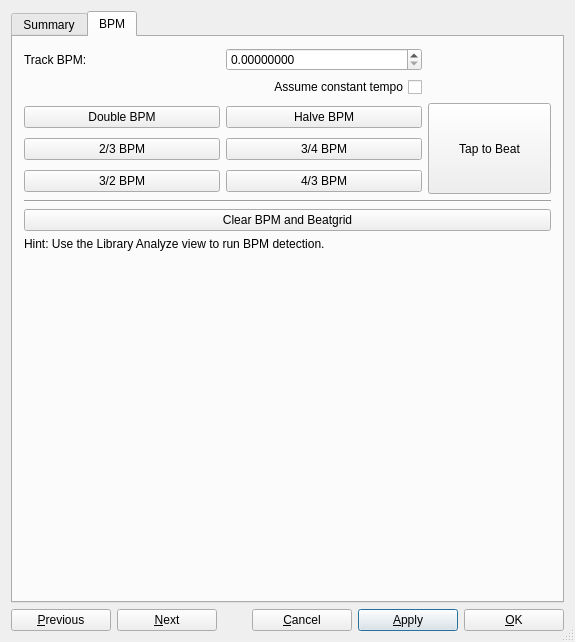
mixxxdj/mixxx, file src/library/dlgtrackinfo.ui: the form before one commit.
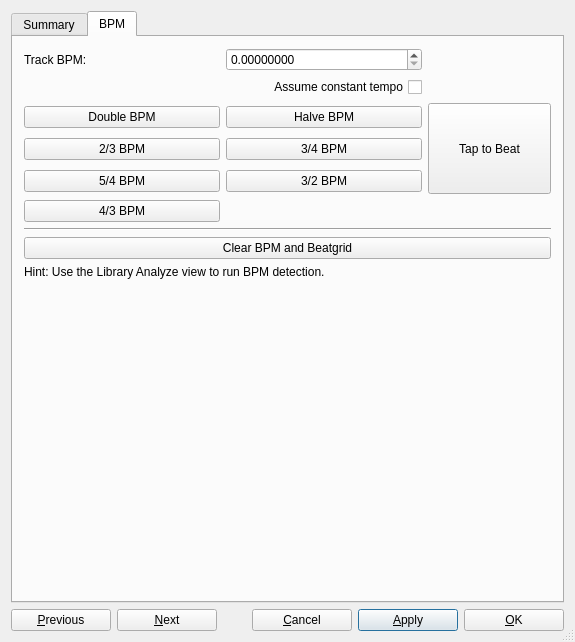
The form after the commit. The open tabs and pages were chosen to show the change.

What changed in the file:
```diff
--- a/src/library/dlgtrackinfo.ui
+++ b/src/library/dlgtrackinfo.ui
@@ -815,6 +815,22 @@
             </widget>
            </item>
            <item row="4" column="0">
+            <widget class="QPushButton" name="bpmFiveFourths">
+             <property name="minimumSize">
+              <size>
+               <width>125</width>
+               <height>0</height>
+              </size>
+             </property>
+             <property name="toolTip">
+              <string>Sets the BPM to 125% of the current value.</string>
+             </property>
+             <property name="text">
+              <string>5/4 BPM</string>
+             </property>
+            </widget>
+           </item>
+           <item row="4" column="1">
             <widget class="QPushButton" name="bpmThreeHalves">
              <property name="minimumSize">
               <size>
@@ -830,7 +846,7 @@
              </property>
             </widget>
            </item>
-           <item row="4" column="1">
+           <item row="5" column="0">
             <widget class="QPushButton" name="bpmFourThirds">
              <property name="minimumSize">
               <size>
```
